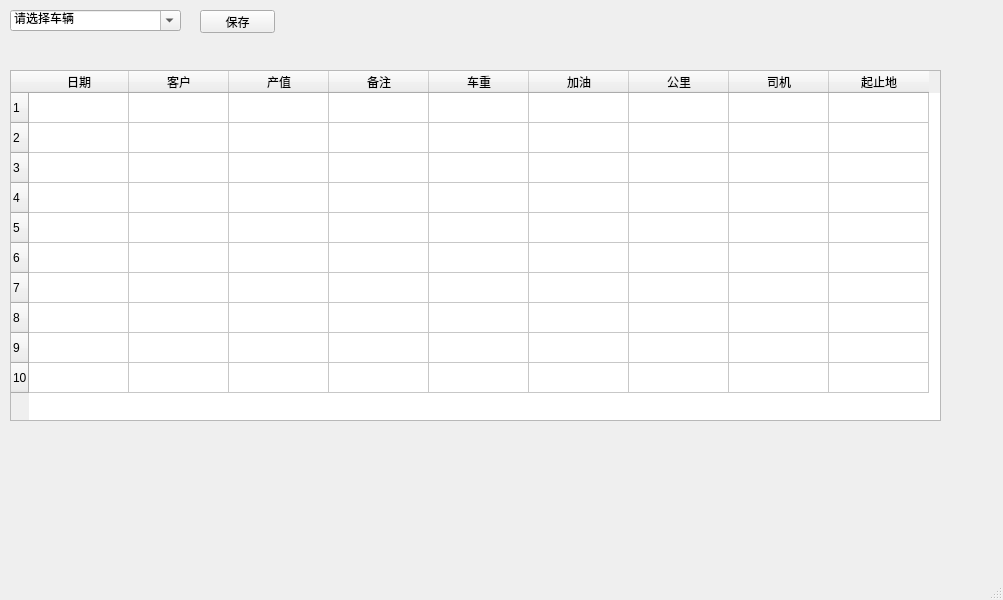
First picture: the form in form/production_value.ui, repository xiejiati/realSaraly, before the edit.
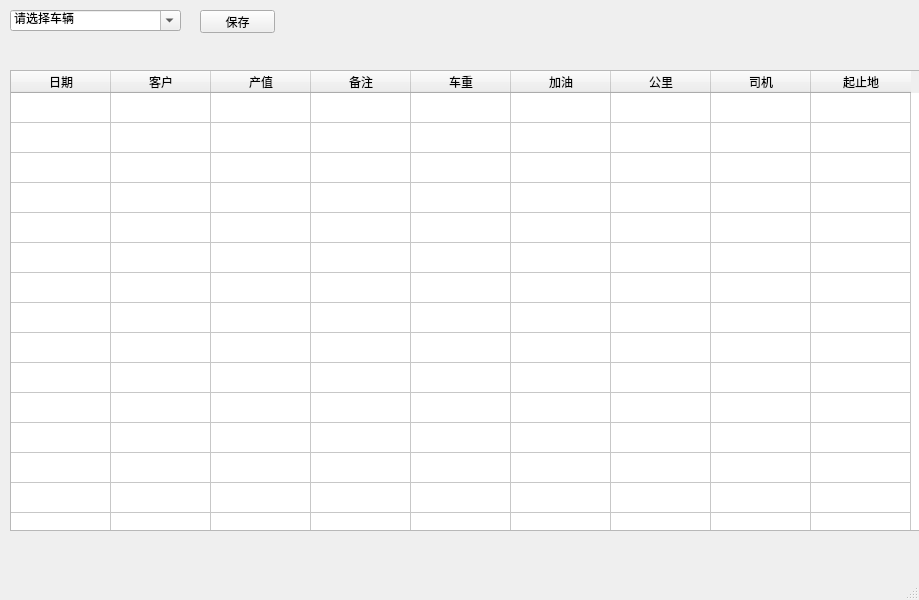
Second picture: the form after the edit.

Patch:
```diff
--- a/form/production_value.ui
+++ b/form/production_value.ui
@@ -6,7 +6,7 @@
    <rect>
     <x>0</x>
     <y>0</y>
-    <width>1003</width>
+    <width>919</width>
     <height>600</height>
    </rect>
   </property>
@@ -15,20 +15,76 @@
   </property>
   <widget class="QWidget" name="centralwidget">
    <widget class="QTableWidget" name="tableWidget">
+    <property name="enabled">
+     <bool>true</bool>
+    </property>
     <property name="geometry">
      <rect>
       <x>10</x>
       <y>70</y>
-      <width>931</width>
-      <height>351</height>
+      <width>1011</width>
+      <height>461</height>
      </rect>
     </property>
     <property name="rowCount">
-     <number>10</number>
+     <number>60</number>
     </property>
     <property name="columnCount">
      <number>9</number>
     </property>
+    <attribute name="verticalHeaderVisible">
+     <bool>false</bool>
+    </attribute>
+    <row/>
+    <row/>
+    <row/>
+    <row/>
+    <row/>
+    <row/>
+    <row/>
+    <row/>
+    <row/>
+    <row/>
+    <row/>
+    <row/>
+    <row/>
+    <row/>
+    <row/>
+    <row/>
+    <row/>
+    <row/>
+    <row/>
+    <row/>
+    <row/>
+    <row/>
+    <row/>
+    <row/>
+    <row/>
+    <row/>
+    <row/>
+    <row/>
+    <row/>
+    <row/>
+    <row/>
+    <row/>
+    <row/>
+    <row/>
+    <row/>
+    <row/>
+    <row/>
+    <row/>
+    <row/>
+    <row/>
+    <row/>
+    <row/>
+    <row/>
+    <row/>
+    <row/>
+    <row/>
+    <row/>
+    <row/>
+    <row/>
+    <row/>
     <row/>
     <row/>
     <row/>
```
